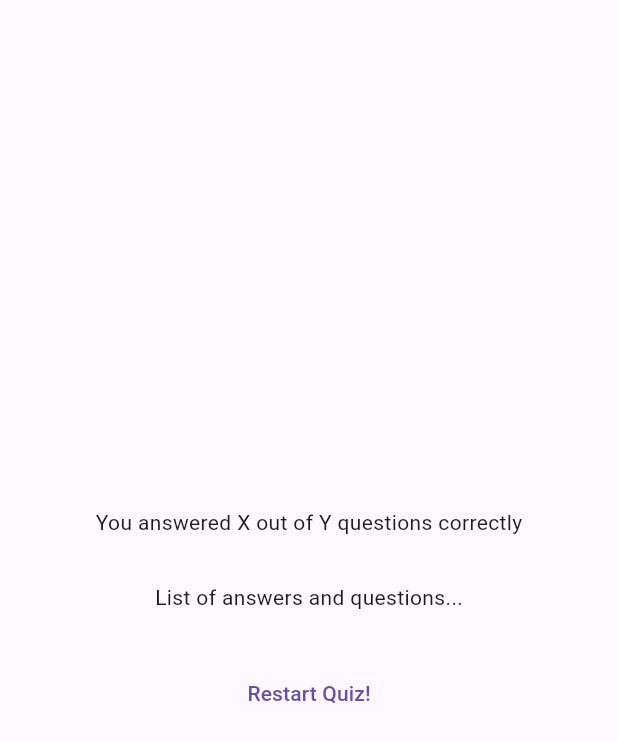
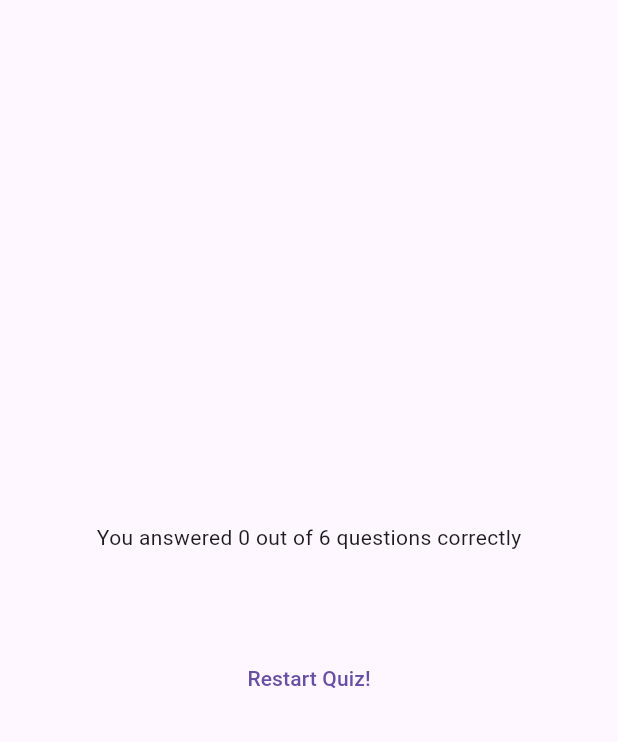
Before and after one commit to satyampra73/QuizApplication, a Flutter app: the ResultsScreen widget shown alone on an empty page, opened directly with empty values, on a phone screen of 412 x 824 dp. Shown: the top 742 px of the screen. Run offline on Flutter 3.47's test engine with Material 3 defaults, Android fonts, the phone set to English and light mode, and no system bars; our stand-ins replace google_fonts.

Commit message:
on result screen data seting part done working on it's UI now

```diff
--- a/lib/quiz.dart
+++ b/lib/quiz.dart
@@ -28,7 +28,6 @@ class _QuizState extends State<Quiz> {
     selectedAnswers.add(answer);
     if(selectedAnswers.length == questions.length){
       setState(() {
-        selectedAnswers = [];
         activeScreen = "results-screen";
       });
     }
--- a/lib/results_screen.dart
+++ b/lib/results_screen.dart
@@ -1,6 +1,7 @@
 import 'package:flutter/material.dart';
 import 'package:flutter/widgets.dart';
 import 'package:quiz_application/data/questions.dart';
+import 'package:quiz_application/questions_summary.dart';
 
 class ResultsScreen extends StatelessWidget {
   ResultsScreen({super.key, required this.choosenAnswers});
@@ -13,15 +14,25 @@ class ResultsScreen extends StatelessWidget {
     for (var i = 0; i < choosenAnswers.length; i++) {
       summary.add({
         'question_index': i,
-        'question': questions,
+        'question': questions[i].text,
         'correct_answer': questions[i].answers[0],
         'user_answer': choosenAnswers[i],
       });
     }
+
+    return summary;
   }
 
   @override
   Widget build(BuildContext context) {
+    final summaryData = getSummaryData();
+    final numTotalQuestions = questions.length;
+    final numCurrectQuestions = summaryData.where(
+      (data){
+        return data['user_answer'] == data['correct_answer'];
+      }
+    ).length;
+
     return SizedBox(
       width: double.infinity,
       child: Container(
@@ -29,9 +40,9 @@ class ResultsScreen extends StatelessWidget {
         child: Column(
           mainAxisAlignment: MainAxisAlignment.center,
           children: [
-            Text('You answered X out of Y questions correctly'),
+            Text('You answered $numCurrectQuestions out of $numTotalQuestions questions correctly'),
             SizedBox(height: 30),
-            Text('List of answers and questions...'),
+            QuestionsSummary(summaryData),
             SizedBox(height: 30),
             TextButton(onPressed: () {}, child: Text('Restart Quiz!')),
           ],
```
Also changed, not shown: lib/questions_summary.dart (added, +31 -0 lines).
